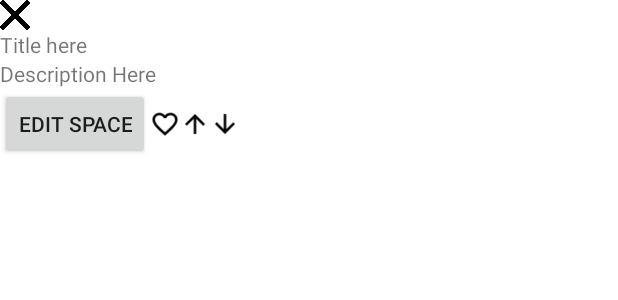
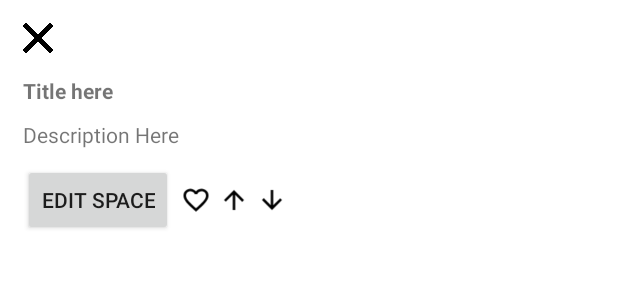
Before and after one commit to kmacitelli/Study-Spaces-OSU, an Android app: the layout space_info_fragment.xml on its own in the app's theme, with its tools: preview values and no code run, on a phone screen of 412 x 824 dp. Shown: the top 300 px of the screen. Run offline under Robolectric (Android 15) with nearby library versions, the phone set to English and light mode, and no system bars.

Commit message:
Add some margins and formatting to the space info screen

```diff
--- a/app/src/main/res/layout/space_info_fragment.xml
+++ b/app/src/main/res/layout/space_info_fragment.xml
@@ -1,17 +1,24 @@
 <?xml version="1.0" encoding="utf-8"?>
+<RelativeLayout xmlns:android="http://schemas.android.com/apk/res/android"
+    android:layout_height="match_parent"
+    android:layout_width="match_parent"
+    android:background="#FFFFFF"
+>
+
     <LinearLayout xmlns:android="http://schemas.android.com/apk/res/android"
         xmlns:tools="http://schemas.android.com/tools"
         android:layout_width="match_parent"
         android:layout_height="match_parent"
+        android:layout_margin="15dp"
         android:orientation="vertical"
         tools:context=".SpaceInfoFragment"
-    android:background="#FFFFFF"
         >
 
         <Button
             android:id="@+id/infoExitButton"
             android:layout_width="20dp"
             android:layout_height="20dp"
+            android:layout_marginBottom="15dp"
             android:background="@drawable/xicon"
             />
 
@@ -20,9 +27,10 @@
             android:id="@+id/spaceTitle"
             android:layout_width="wrap_content"
             android:layout_height="wrap_content"
-        tools:context=".SpaceInfoFragment"
+            android:layout_marginBottom="10dp"
             android:text="@string/currTitle"
-        />
+            android:textStyle="bold"
+            tools:context=".SpaceInfoFragment" />
 
 
         <TextView xmlns:android="http://schemas.android.com/apk/res/android"
@@ -30,6 +38,7 @@
             android:id="@+id/spaceDescription"
             android:layout_width="wrap_content"
             android:layout_height="wrap_content"
+            android:layout_marginBottom="10dp"
             tools:context=".SpaceInfoFragment"
             android:text="@string/currDesc"
             />
@@ -48,6 +57,7 @@
                 android:id="@+id/editButton"
                 android:layout_height="wrap_content"
                 android:layout_width="wrap_content"
+                android:layout_marginEnd="5dp"
                 android:text="@string/edit"
                 />
 
@@ -57,6 +67,7 @@
                 android:id="@+id/favoriteButton"
                 android:layout_width="20dp"
                 android:layout_height="20dp"
+                android:layout_marginEnd="5dp"
                 android:background="@drawable/heart_unfilled"
                 />
 
@@ -64,6 +75,7 @@
                 android:id="@+id/upvoteButton"
                 android:layout_width="20dp"
                 android:layout_height="20dp"
+                android:layout_marginEnd="5dp"
                 android:background="@drawable/up_arrow"
                 />
 
@@ -71,12 +83,10 @@
                 android:id="@+id/downvoteButton"
                 android:layout_width="20dp"
                 android:layout_height="20dp"
+                android:layout_marginEnd="5dp"
                 android:background="@drawable/down_arrow"
                 />
         </LinearLayout>
 
-
-
-
-
     </LinearLayout>
+</RelativeLayout>
```
Lines whose indentation alone changed are shown as unchanged.
